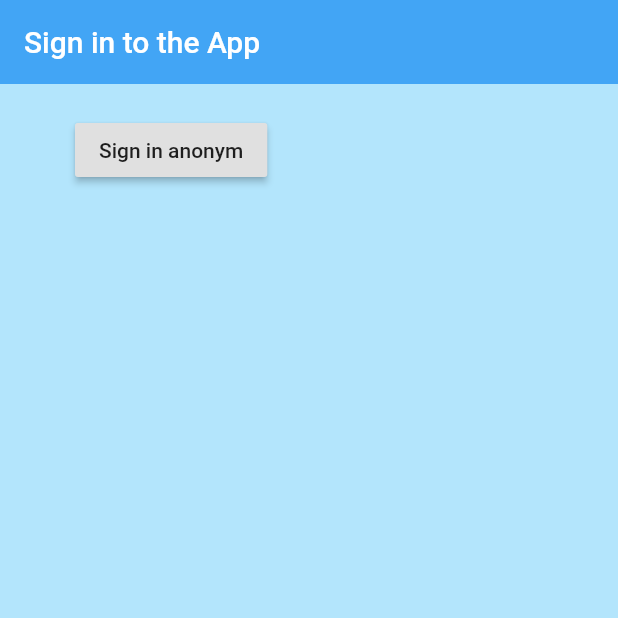
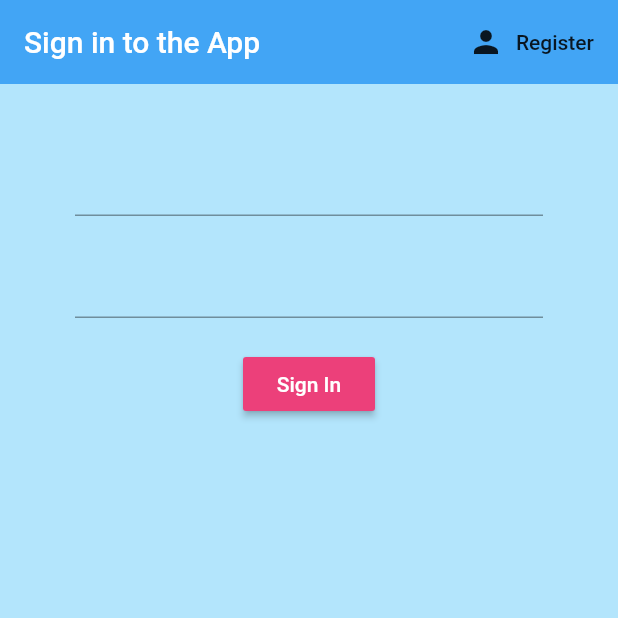
Before and after one commit to ValeryC/Command, a Flutter app: the screen it shows after launch, on a phone screen of 412 x 824 dp, the top half of it. Run offline on Flutter 3.47's test engine with Material 2 defaults, Android fonts, the phone set to English and light mode, and no system bars; our stand-ins replace firebase_auth; accounts and stored records are empty.

Commit message:
register with emailpassword

```diff
--- a/order/lib/screens/aurhenticate/authenticate.dart
+++ /dev/null
@@ -1,16 +0,0 @@
-import 'package:flutter/material.dart';
-import 'package:order/screens/aurhenticate/sign_in.dart';
-class Authenticate extends StatefulWidget {
-  @override
-  _AuthenticateState createState() => _AuthenticateState();
-}
-
-class _AuthenticateState extends State<Authenticate> {
-  @override
-  Widget build(BuildContext context) {
-    return Container(
-      child: SignIn(),
-
-    );
-  }
-}
--- a/order/lib/screens/aurhenticate/sign_in.dart
+++ /dev/null
@@ -1,40 +0,0 @@
-import 'package:order/services/auth.dart';
-import 'package:flutter/material.dart';
-
-class SignIn extends StatefulWidget {
-  @override
-  _SignInState createState() => _SignInState();
-}
-
-class _SignInState extends State<SignIn> {
-
-  final AuthService _auth = AuthService();
-  @override
-  Widget build(BuildContext context) {
-    return Scaffold(
-      backgroundColor: Colors.lightBlue[100],
-      appBar: AppBar(
-        backgroundColor: Colors.blue[400],
-        elevation: 0.0,
-        title: Text('Sign in to the App'),
-
-
-      ),
-      body: Container(
-        padding: EdgeInsets.symmetric(vertical: 20.0,horizontal: 50.0),
-        child: RaisedButton(
-            child: Text('Sign in anonym'),
-            onPressed: () async{
-            dynamic result = await _auth.signInAnon();
-            if(result==null){
-              print('Error signing in');
-            } else{
-              print('signed in');
-              print(result.uid);
-            }
-            }
-        ,),
-      ),
-    );
-  }
-}
--- /dev/null
+++ b/order/lib/screens/authenticate/authenticate.dart
@@ -0,0 +1,27 @@
+import 'package:flutter/material.dart';
+import 'package:order/screens/authenticate/sign_in.dart';
+import 'package:order/screens/authenticate/register.dart';
+
+
+class Authenticate extends StatefulWidget {
+  @override
+  _AuthenticateState createState() => _AuthenticateState();
+}
+
+class _AuthenticateState extends State<Authenticate> {
+
+  bool showSignIn = true;
+  void toggleView(){
+    //print(showSignIn.toString());
+    setState(() => showSignIn = !showSignIn);
+  }
+
+  @override
+  Widget build(BuildContext context) {
+    if (showSignIn) {
+      return SignIn(toggleView:  toggleView);
+    } else {
+      return Register(toggleView:  toggleView);
+    }
+  }
+}
--- /dev/null
+++ b/order/lib/screens/authenticate/sign_in.dart
@@ -0,0 +1,73 @@
+import 'package:order/services/auth.dart';
+import 'package:flutter/material.dart';
+
+class SignIn extends StatefulWidget {
+
+  final Function toggleView;
+  SignIn({ this.toggleView });
+
+  @override
+  _SignInState createState() => _SignInState();
+}
+
+class _SignInState extends State<SignIn> {
+
+  final AuthService _auth = AuthService();
+
+  // text field state
+  String email = '';
+  String password = '';
+
+  @override
+  Widget build(BuildContext context) {
+    return Scaffold(
+      backgroundColor: Colors.lightBlue[100],
+      appBar: AppBar(
+        backgroundColor: Colors.blue[400],
+        elevation: 0.0,
+        title: Text('Sign in to the App'),
+        actions: <Widget>[
+          FlatButton.icon(
+            icon: Icon(Icons.person),
+            label: Text('Register'),
+            onPressed: () => widget.toggleView(),
+          ),
+        ],
+      ),
+      body: Container(
+        padding: EdgeInsets.symmetric(vertical: 20.0,horizontal: 50.0),
+        child:  Form(
+          child: Column(
+            children: <Widget>[
+              SizedBox(height: 20.0),
+              TextFormField(
+                onChanged: (val) {
+                  setState(() => email = val);
+                },
+              ),
+              SizedBox(height: 20.0),
+              TextFormField(
+                obscureText: true,
+                onChanged: (val) {
+                setState(() => password = val);
+                },
+              ),
+              SizedBox(height: 20.0),
+              RaisedButton(
+                color: Colors.pink[400],
+                child: Text(
+                  'Sign In',
+                  style: TextStyle(color: Colors.white),
+                ),
+                onPressed: () async {
+                  print(email);
+                  print(password);
+                }
+              ),
+            ],
+          ),
+        ),
+      ),
+    );
+  }
+}
--- a/order/lib/screens/wrapper.dart
+++ b/order/lib/screens/wrapper.dart
@@ -1,4 +1,4 @@
-import 'package:order/screens/aurhenticate/authenticate.dart';
+import 'package:order/screens/authenticate/authenticate.dart';
 import 'package:order/screens/home/home.dart';
 import 'package:flutter/material.dart';
 import 'package:provider/provider.dart';
```
Also changed, not shown: order/lib/screens/authenticate/register.dart (added, +89 -0 lines), order/lib/services/auth.dart (+14 -3 lines).
